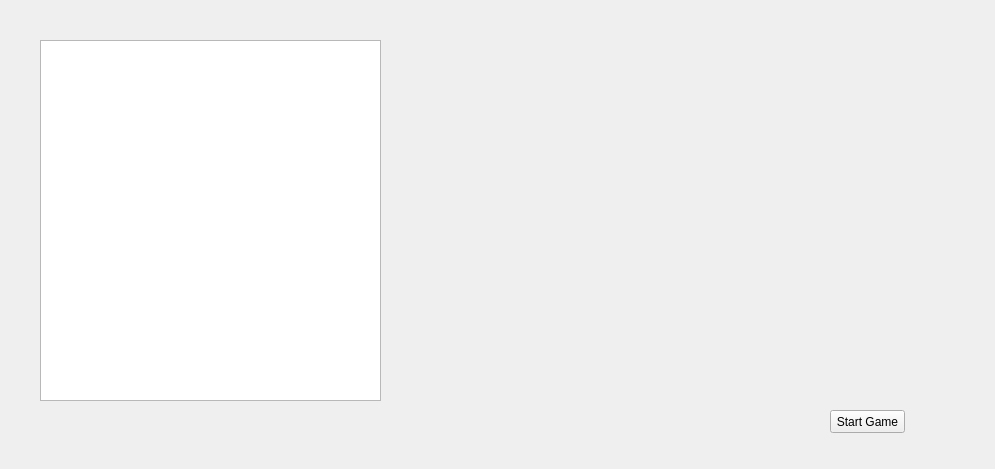
This is ProjectHiawatha/gameoptions.ui in Alex-BusNet/ProjectHiawatha as Qt 5 draws it before an edit. The edited form follows.
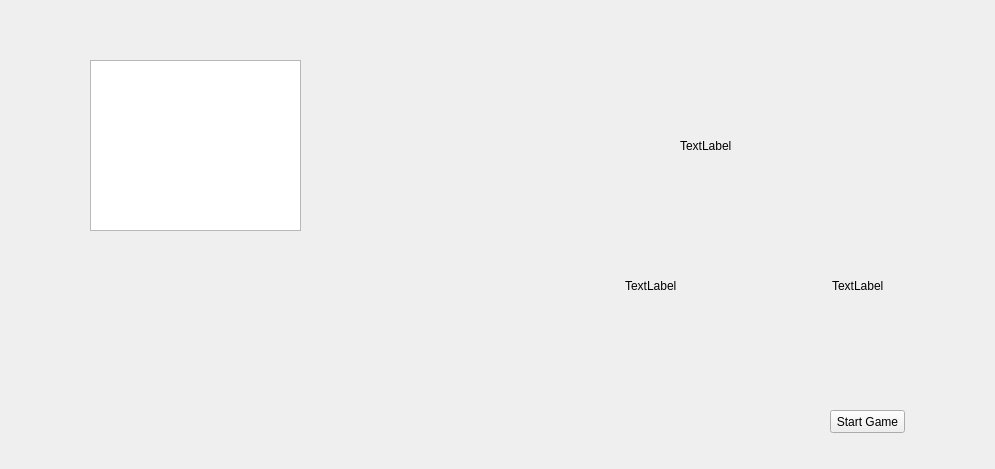
This is the edited form.

Diff of the .ui file:
```diff
--- a/ProjectHiawatha/gameoptions.ui
+++ b/ProjectHiawatha/gameoptions.ui
@@ -13,16 +13,6 @@
   <property name="windowTitle">
    <string>Form</string>
   </property>
-  <widget class="QListWidget" name="listWidget">
-   <property name="geometry">
-    <rect>
-     <x>40</x>
-     <y>40</y>
-     <width>341</width>
-     <height>361</height>
-    </rect>
-   </property>
-  </widget>
   <widget class="QPushButton" name="pushButton">
    <property name="geometry">
     <rect>
@@ -36,6 +26,55 @@
     <string>Start Game</string>
    </property>
   </widget>
+  <widget class="QListWidget" name="listWidget">
+   <property name="geometry">
+    <rect>
+     <x>90</x>
+     <y>60</y>
+     <width>211</width>
+     <height>171</height>
+    </rect>
+   </property>
+  </widget>
+  <widget class="QLabel" name="label">
+   <property name="geometry">
+    <rect>
+     <x>680</x>
+     <y>60</y>
+     <width>161</width>
+     <height>171</height>
+    </rect>
+   </property>
+   <property name="text">
+    <string>TextLabel</string>
+   </property>
+  </widget>
+  <widget class="QWidget" name="horizontalLayoutWidget">
+   <property name="geometry">
+    <rect>
+     <x>550</x>
+     <y>250</y>
+     <width>409</width>
+     <height>71</height>
+    </rect>
+   </property>
+   <layout class="QHBoxLayout" name="horizontalLayout">
+    <item alignment="Qt::AlignHCenter">
+     <widget class="QLabel" name="label_2">
+      <property name="text">
+       <string>TextLabel</string>
+      </property>
+     </widget>
+    </item>
+    <item alignment="Qt::AlignHCenter">
+     <widget class="QLabel" name="label_3">
+      <property name="text">
+       <string>TextLabel</string>
+      </property>
+     </widget>
+    </item>
+   </layout>
+  </widget>
  </widget>
  <resources/>
  <connections/>
```
Left out of the diff: 19 changed lines with no effect on the pictures.
